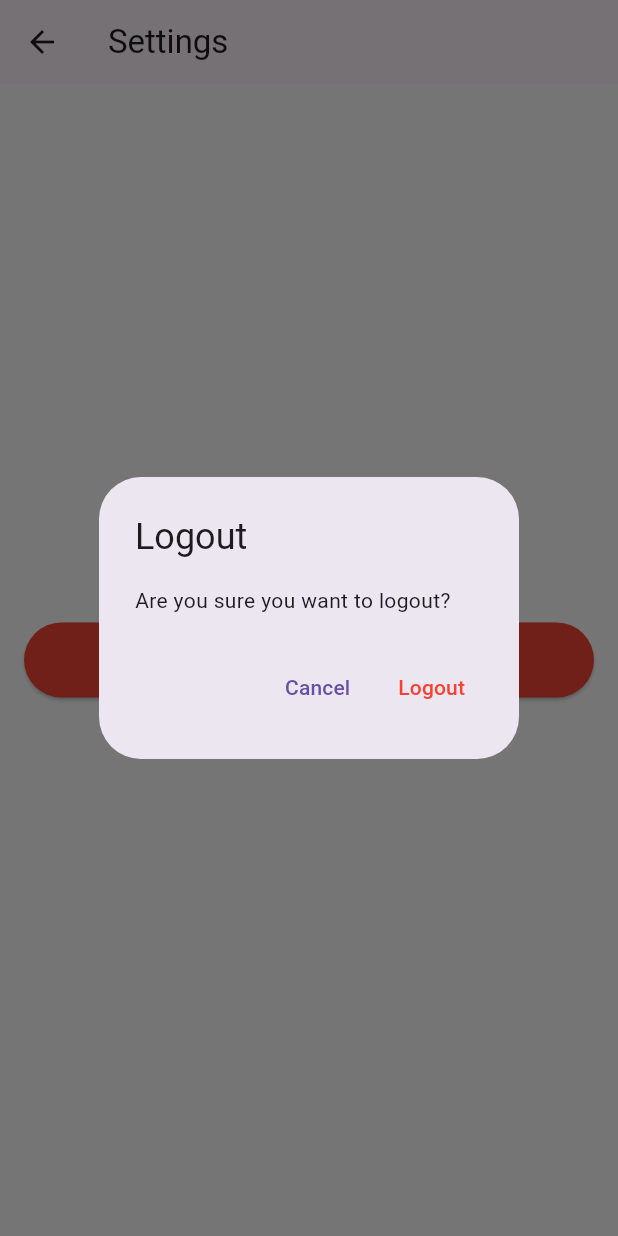
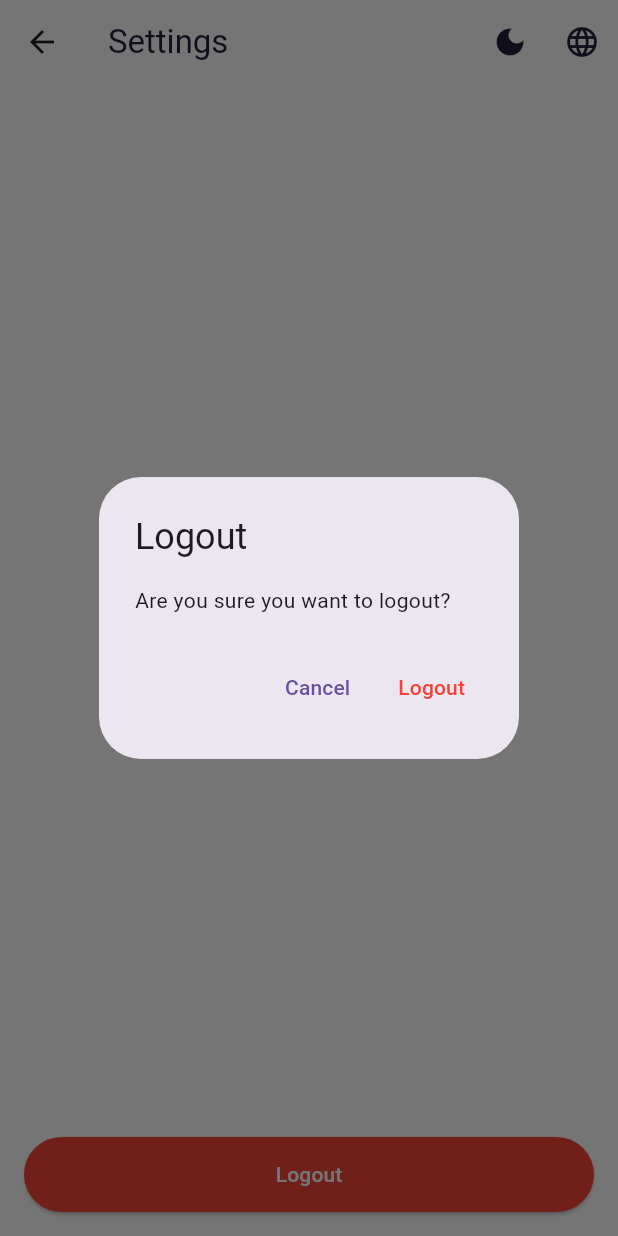
Before and after one commit to el-kady3zzat/Eventure, a Flutter app: the SettingsPage screen opened directly, after a tap on "Logout", on a phone screen of 412 x 824 dp. Run offline on Flutter 3.47's test engine with Material 3 defaults, Android fonts, the phone set to English and light mode, and no system bars; our stand-ins replace animated_bottom_navigation_bar, badges, cached_network_image, cloud_firestore, dartz, easy_localization and 20 more; missing offline and left inert: avatar_stack; accounts and stored records are empty; project files that could hold a hidden picture were left out.

Commit message:
test_setting_page.dart

```diff
--- a/lib/features/events/presentation/pages/test_setting_page.dart
+++ b/lib/features/events/presentation/pages/test_setting_page.dart
@@ -1,24 +1,65 @@
-
-
+import 'package:easy_localization/easy_localization.dart';
+import 'package:eventure/core/utils/helper/ui.dart';
+import 'package:eventure/core/utils/theme/colors.dart';
+import 'package:eventure/core/utils/theme/theme_cubit/theme_cubit.dart';
 import 'package:eventure/features/auth/presentation/pages/login_screen.dart';
-
 import 'package:firebase_auth/firebase_auth.dart';
 import 'package:flutter/material.dart';
-
+import 'package:flutter_bloc/flutter_bloc.dart';
 
 class SettingsPage extends StatelessWidget {
   const SettingsPage({super.key});
 
   @override
   Widget build(BuildContext context) {
+    final isDarkMode = Theme.of(context).brightness == Brightness.dark;
+    final backgroundColor = isDarkMode ? kMainDark : Colors.white;
+    final textColor = isDarkMode ? Colors.white : kMainDark;
+
     return Scaffold(
+      backgroundColor: backgroundColor,
       appBar: AppBar(
-        title: const Text('Settings'),
+        backgroundColor: backgroundColor,
+        title: Text(
+          'settings.title'.tr(),
+          style: TextStyle(color: textColor),
+        ),
+        actions: [
+          // Theme Toggle
+          IconButton(
+            icon: Icon(
+              isDarkMode ? Icons.light_mode : Icons.dark_mode,
+              color: textColor,
+            ),
+            onPressed: () {
+              context.read<ThemeCubit>().toggleTheme();
+              UI.infoSnack(
+                context,
+                'settings.theme_changed'.tr(),
+              );
+            },
+          ),
+          // Language Toggle
+          IconButton(
+            icon: Icon(
+              Icons.language,
+              color: textColor,
+            ),
+            onPressed: () {
+              _showLanguageDialog(context);
+            },
+          ),
+        ],
       ),
       body: Center(
         child: Padding(
           padding: const EdgeInsets.all(16.0),
-          child: ElevatedButton(
+          child: Column(
+            mainAxisAlignment: MainAxisAlignment.center,
+            children: [
+              // Settings options can go here
+              const Spacer(),
+              ElevatedButton(
                 style: ElevatedButton.styleFrom(
                   backgroundColor: Colors.red,
                   foregroundColor: Colors.white,
@@ -27,8 +68,46 @@ class SettingsPage extends StatelessWidget {
                 onPressed: () {
                   _showLogoutDialog(context);
                 },
-            child: const Text('Logout'),
+                child: Text('settings.logout'.tr()),
               ),
+            ],
+          ),
+        ),
+      ),
+    );
+  }
+
+  void _showLanguageDialog(BuildContext context) {
+    showDialog(
+      context: context,
+      builder: (context) => AlertDialog(
+        title: Text('settings.select_language'.tr()),
+        content: Column(
+          mainAxisSize: MainAxisSize.min,
+          children: [
+            ListTile(
+              title: const Text('English'),
+              onTap: () {
+                context.setLocale(const Locale('en'));
+                Navigator.pop(context);
+                UI.successSnack(
+                  context,
+                  'settings.language_changed'.tr(),
+                );
+              },
+            ),
+            ListTile(
+              title: const Text('العربية'),
+              onTap: () {
+                context.setLocale(const Locale('ar'));
+                Navigator.pop(context);
+                UI.successSnack(
+                  context,
+                  'settings.language_changed'.tr(),
+                );
+              },
+            ),
+          ],
         ),
       ),
     );
@@ -38,43 +117,38 @@ class SettingsPage extends StatelessWidget {
     showDialog(
       context: context,
       builder: (context) => AlertDialog(
-        title: const Text('Logout'),
-        content: const Text('Are you sure you want to logout?'),
+        title: Text('settings.logout'.tr()),
+        content: Text('settings.logout_confirmation'.tr()),
         actions: [
           TextButton(
             onPressed: () {
-              Navigator.of(context).pop(); // Close dialog
+              Navigator.of(context).pop();
             },
-            child: const Text('Cancel'),
+            child: Text('settings.cancel'.tr()),
           ),
           TextButton(
             onPressed: () async {
               try {
-                // Get FirebaseService instance and sign out
                 await FirebaseAuth.instance.signOut();
 
                 if (context.mounted) {
-                  // Close dialog
                   Navigator.of(context).pop();
-
-                  // Navigate to login page and remove all previous routes
-                  Navigator.of(context).push(MaterialPageRoute(builder: (context) => LoginScreen()));
+                  Navigator.of(context).push(
+                    MaterialPageRoute(builder: (context) => LoginScreen()),
+                  );
                 }
               } catch (e) {
                 if (context.mounted) {
-                  // Show error message if logout fails
-                  ScaffoldMessenger.of(context).showSnackBar(
-                    SnackBar(
-                      content: Text('Failed to logout: ${e.toString()}'),
-                      backgroundColor: Colors.red,
-                    ),
+                  UI.errorSnack(
+                    context,
+                    'settings.logout_failed'.tr(args: [e.toString()]),
                   );
                 }
               }
             },
-            child: const Text(
-              'Logout',
-              style: TextStyle(color: Colors.red),
+            child: Text(
+              'settings.logout'.tr(),
+              style: const TextStyle(color: Colors.red),
             ),
           ),
         ],
```
Lines whose indentation alone changed are shown as unchanged.
